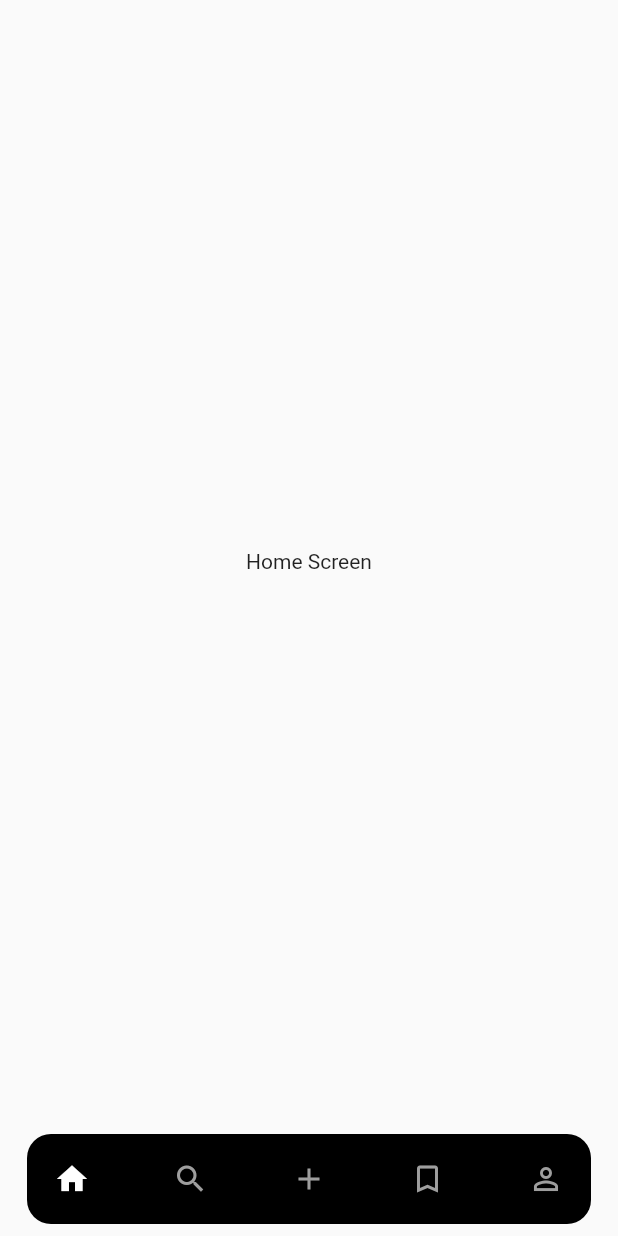
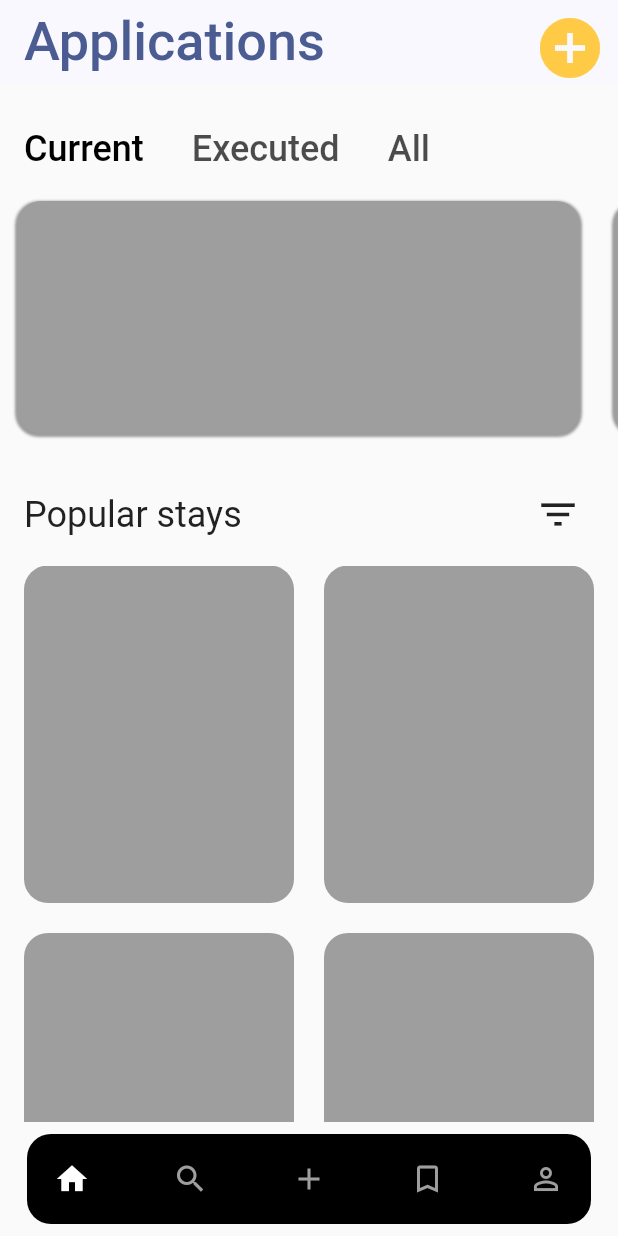
Before and after one commit to pakobarbakadze/troy-client, a Flutter app: the screen it shows after launch, on a phone screen of 412 x 824 dp. Run offline on Flutter 3.47's test engine with Material 2 defaults, Android fonts, the phone set to English and light mode, and no system bars; our stand-ins replace flutter_riverpod.

Commit message:
feat: home screen

```diff
--- a/lib/features/home/presentation/screens/home_screen.dart
+++ b/lib/features/home/presentation/screens/home_screen.dart
@@ -1,4 +1,7 @@
 import 'package:flutter/material.dart';
+import 'package:troy_client/features/home/presentation/widgets/popular_stays.dart';
+import 'package:troy_client/features/home/presentation/widgets/tab_bars.dart';
+import 'package:troy_client/features/home/presentation/widgets/tab_views.dart';
 
 class HomeScreen extends StatefulWidget {
   const HomeScreen({super.key});
@@ -8,14 +11,35 @@ class HomeScreen extends StatefulWidget {
 }
 
 class _HomeScreenState extends State<HomeScreen> with TickerProviderStateMixin {
-  late final TabController tabController =
+  late final TabController _tabController =
       TabController(length: 3, vsync: this);
 
   @override
   Widget build(BuildContext context) {
-    return const Center(
-      child: Text(
-        'Home Screen',
+    return Scaffold(
+      appBar: AppBar(
+        title: const Text(
+          'Applications',
+          style: TextStyle(fontSize: 36),
+        ),
+        actions: [
+          IconButton(
+            onPressed: () {},
+            icon: const Icon(
+              Icons.add_circle,
+              color: Color.fromARGB(255, 255, 203, 70),
+            ),
+            iconSize: 48,
+          )
+        ],
+      ),
+      body: Column(
+        children: [
+          const SizedBox(height: 20),
+          TabBars(tabController: _tabController),
+          TabViews(tabController: _tabController),
+          const PopularStays()
+        ],
       ),
     );
   }
--- /dev/null
+++ b/lib/features/home/presentation/widgets/popular_stays.dart
@@ -0,0 +1,56 @@
+import 'package:flutter/material.dart';
+
+class PopularStays extends StatelessWidget {
+  const PopularStays({
+    super.key,
+  });
+
+  @override
+  Widget build(BuildContext context) {
+    return Expanded(
+      child: Padding(
+        padding: const EdgeInsets.fromLTRB(16, 20, 16, 0),
+        child: Column(
+          children: [
+            Row(
+              mainAxisAlignment: MainAxisAlignment.spaceBetween,
+              children: [
+                const Text(
+                  'Popular stays',
+                  style: TextStyle(fontSize: 24),
+                ),
+                IconButton(
+                  onPressed: () {},
+                  icon: const Icon(
+                    Icons.filter_list,
+                    size: 30,
+                  ),
+                ),
+              ],
+            ),
+            const SizedBox(height: 10),
+            Expanded(
+              child: GridView.builder(
+                itemCount: 10,
+                gridDelegate: const SliverGridDelegateWithFixedCrossAxisCount(
+                  crossAxisCount: 2,
+                  mainAxisSpacing: 20,
+                  crossAxisSpacing: 20,
+                  childAspectRatio: 1 / 1.25,
+                ),
+                scrollDirection: Axis.vertical,
+                shrinkWrap: true,
+                itemBuilder: (ctx, index) => Container(
+                  decoration: BoxDecoration(
+                    color: Colors.grey,
+                    borderRadius: BorderRadius.circular(16),
+                  ),
+                ),
+              ),
+            )
+          ],
+        ),
+      ),
+    );
+  }
+}
--- /dev/null
+++ b/lib/features/home/presentation/widgets/tab_bars.dart
@@ -0,0 +1,30 @@
+import 'package:flutter/material.dart';
+
+class TabBars extends StatelessWidget {
+  const TabBars({
+    super.key,
+    required TabController tabController,
+  }) : _tabController = tabController;
+
+  final TabController _tabController;
+
+  @override
+  Widget build(BuildContext context) {
+    return Align(
+      alignment: Alignment.centerLeft,
+      child: TabBar(
+        controller: _tabController,
+        labelColor: Colors.black,
+        labelStyle: const TextStyle(fontSize: 24),
+        indicatorColor: Colors.transparent,
+        tabAlignment: TabAlignment.start,
+        isScrollable: true,
+        tabs: const [
+          Tab(text: 'Current'),
+          Tab(text: 'Executed'),
+          Tab(text: 'All'),
+        ],
+      ),
+    );
+  }
+}
--- /dev/null
+++ b/lib/features/home/presentation/widgets/tab_views.dart
@@ -0,0 +1,26 @@
+import 'package:flutter/material.dart';
+import 'package:troy_client/features/home/presentation/widgets/view_items.dart';
+
+class TabViews extends StatelessWidget {
+  const TabViews({
+    super.key,
+    required TabController tabController,
+  }) : _tabController = tabController;
+
+  final TabController _tabController;
+
+  @override
+  Widget build(BuildContext context) {
+    return SizedBox(
+      height: 175,
+      child: TabBarView(
+        controller: _tabController,
+        children: const [
+          ViewItems(),
+          ViewItems(),
+          ViewItems(),
+        ],
+      ),
+    );
+  }
+}
--- /dev/null
+++ b/lib/features/home/presentation/widgets/view_items.dart
@@ -0,0 +1,34 @@
+import 'package:flutter/material.dart';
+
+class ViewItems extends StatelessWidget {
+  const ViewItems({
+    super.key,
+  });
+
+  @override
+  Widget build(BuildContext context) {
+    return ListView.builder(
+      itemCount: 5,
+      scrollDirection: Axis.horizontal,
+      itemBuilder: (ctx, index) => Padding(
+        padding: const EdgeInsets.symmetric(horizontal: 11.5, vertical: 10),
+        child: Container(
+          width: 375,
+          height: double.infinity,
+          decoration: BoxDecoration(
+            color: Colors.grey,
+            borderRadius: BorderRadius.circular(16),
+            boxShadow: const [
+              BoxShadow(
+                color: Colors.black38,
+                spreadRadius: 1,
+                blurRadius: 0.8,
+                offset: Offset(0, 1),
+              ),
+            ],
+          ),
+        ),
+      ),
+    );
+  }
+}
```
